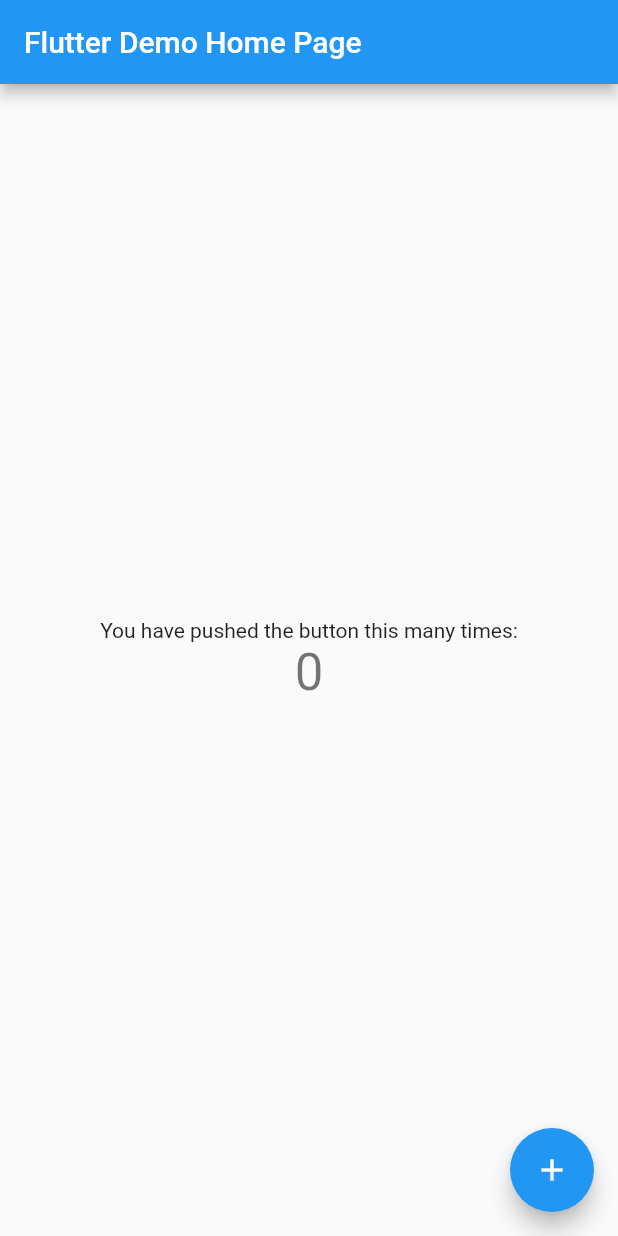
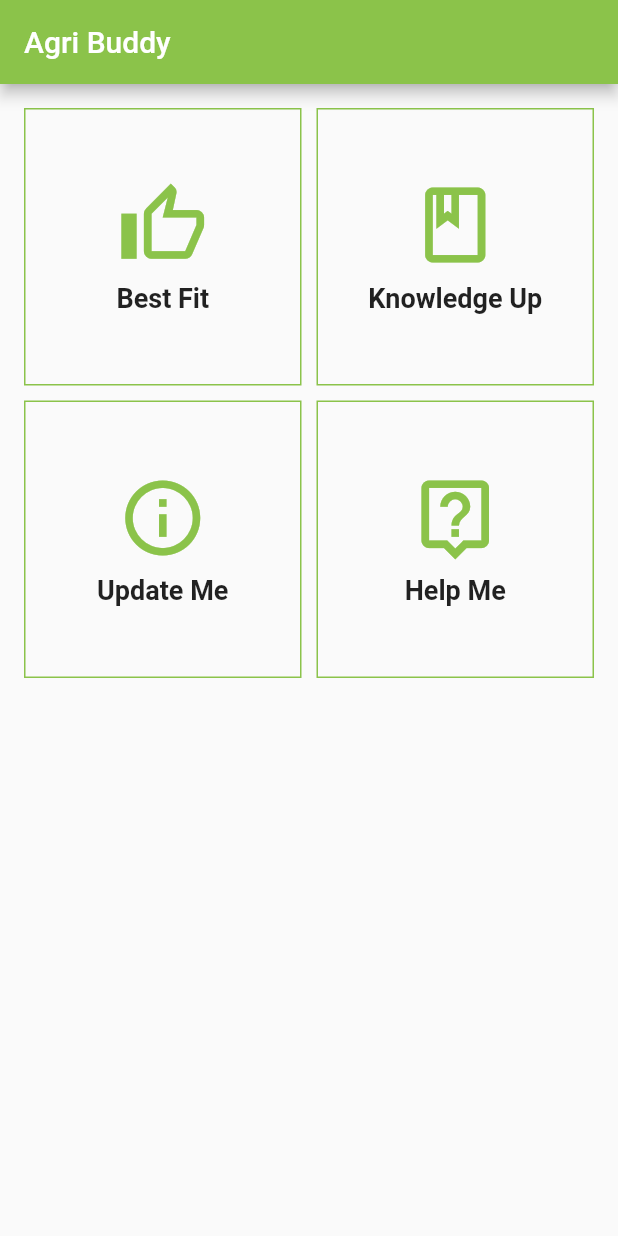
Before and after one commit to manuja/agribuddy, a Flutter app: the screen it shows after launch, on a phone screen of 412 x 824 dp. Run offline on Flutter 3.47's test engine with Material 2 defaults, Android fonts, the phone set to English and light mode, and no system bars.

Commit message:
DashboardUI20220830

```diff
--- /dev/null
+++ b/agrib/lib/common/dashboard.dart
@@ -0,0 +1,147 @@
+import 'package:flutter/material.dart';
+import 'package:agrib/updateme/updatelist.dart';
+
+class MyGridScreen extends StatefulWidget {
+  MyGridScreen({Key key}) : super(key: key);
+
+  @override
+  _MyGridScreenState createState() => _MyGridScreenState();
+}
+
+class _MyGridScreenState extends State<MyGridScreen> {
+  @override
+  Widget build(BuildContext context) {
+    return Scaffold(
+      appBar: AppBar(
+        title: Text("Agri Buddy"),
+        backgroundColor: Colors.lightGreen,
+      ),
+      body: Center(
+          child: GridView.extent(
+            primary: false,
+            padding: const EdgeInsets.all(16),
+            crossAxisSpacing: 10,
+            mainAxisSpacing: 10,
+            maxCrossAxisExtent: 200.0,
+            children: <Widget>[
+              InkWell(
+                onTap: () {Navigator.push(context,
+                    new MaterialPageRoute(builder: (context) => new AlertList()));}, // Handle your callback
+                child: Container(
+                  padding: const EdgeInsets.all(8),
+                    decoration: BoxDecoration(
+                        border: Border.all(color: Colors.lightGreen)
+                    ),
+                    child: Column(
+                      mainAxisSize: MainAxisSize.min,
+                      mainAxisAlignment: MainAxisAlignment.center,
+                      children: <Widget>[
+                        Icon(Icons.thumb_up_outlined,size: 60,color: Colors.lightGreen),
+                        SizedBox(height: 8),
+                        Center(
+                          child: Text(
+                            'Best Fit',
+                            style: TextStyle(
+                              fontSize: 18.0,
+                              fontWeight: FontWeight.bold,
+                              //color: Color(0xFF9EC33B),
+                            ),
+                          ),
+                        ),
+                      ],
+                    )
+                  //color: Colors.yellow,
+                ),
+              ),
+              InkWell(
+
+                onTap: () {}, // Handle your callback
+                child: Container(
+                  padding: const EdgeInsets.all(8),
+                    decoration: BoxDecoration(
+                        border: Border.all(color: Colors.lightGreen)
+                    ),
+                  child: Column(
+                    mainAxisSize: MainAxisSize.min,
+                    mainAxisAlignment: MainAxisAlignment.center,
+                    children: <Widget>[
+                      Icon(Icons.book_outlined,size: 60,color: Colors.lightGreen),
+                      SizedBox(height: 8),
+                      Center(
+                        child: Text(
+                          'Knowledge Up',
+                          style: TextStyle(
+                            fontSize: 18.0,
+                            fontWeight: FontWeight.bold,
+                            //color: Color(0xFF9EC33B),
+                          ),
+                        ),
+                      ),
+                    ],
+                  )
+                  //color: Colors.blue,
+                ),
+              ),
+              InkWell(
+                onTap: () {}, // Handle your callback
+                child: Container(
+                  padding: const EdgeInsets.all(8),
+                    decoration: BoxDecoration(
+                        border: Border.all(color: Colors.lightGreen)
+                    ),
+                    child: Column(
+                      mainAxisSize: MainAxisSize.min,
+                      mainAxisAlignment: MainAxisAlignment.center,
+                      children: <Widget>[
+                        Icon(Icons.info_outline,size: 60,color: Colors.lightGreen),
+                        SizedBox(height: 8),
+                        Center(
+                          child: Text(
+                            'Update Me',
+                            style: TextStyle(
+                              fontSize: 18.0,
+                              fontWeight: FontWeight.bold,
+                              //color: Color(0xFF9EC33B),
+                            ),
+                          ),
+                        ),
+                      ],
+                    )
+                  //color: Colors.blue,
+
+                ),
+              ),
+              InkWell(
+                onTap: () {}, // Handle your callback
+                child: Container(
+                  padding: const EdgeInsets.all(8),
+                    decoration: BoxDecoration(
+                        border: Border.all(color: Colors.lightGreen)
+                    ),
+                  child: Column(
+                    mainAxisSize: MainAxisSize.min,
+                    mainAxisAlignment: MainAxisAlignment.center,
+                    children: <Widget>[
+                      Icon(Icons.live_help_outlined,size: 60,color: Colors.lightGreen),
+                      SizedBox(height: 8),
+                      Center(
+                        child: Text(
+                          'Help Me',
+                          style: TextStyle(
+                            fontSize: 18.0,
+                            fontWeight: FontWeight.bold,
+                            //color: Color(0xFF9EC33B),
+                          ),
+                        ),
+                      ),
+                    ],
+                  )
+                 // color: Colors.yellow,
+                ),
+              ),
+
+            ],
+          )),
+    );
+  }
+}
--- a/agrib/lib/main.dart
+++ b/agrib/lib/main.dart
@@ -1,113 +1,22 @@
 import 'package:flutter/material.dart';
+import 'common/dashboard.dart';
 
 void main() {
-  runApp(MyApp());
+  runApp(AgribApp());
 }
 
-class MyApp extends StatelessWidget {
-  // This widget is the root of your application.
+class AgribApp extends StatelessWidget {
+
   @override
   Widget build(BuildContext context) {
+
     return MaterialApp(
-      title: 'Flutter Demo',
+      title: 'Agri Buddy',
+      debugShowCheckedModeBanner: false,
       theme: ThemeData(
-        // This is the theme of your application.
-        //
-        // Try running your application with "flutter run". You'll see the
-        // application has a blue toolbar. Then, without quitting the app, try
-        // changing the primarySwatch below to Colors.green and then invoke
-        // "hot reload" (press "r" in the console where you ran "flutter run",
-        // or simply save your changes to "hot reload" in a Flutter IDE).
-        // Notice that the counter didn't reset back to zero; the application
-        // is not restarted.
-        primarySwatch: Colors.blue,
+          primarySwatch: Colors.blue
       ),
-      home: MyHomePage(title: 'Flutter Demo Home Page'),
+      home: MyGridScreen(),
     );
   }
 }
-
-class MyHomePage extends StatefulWidget {
-  MyHomePage({Key key, this.title}) : super(key: key);
-
-  // This widget is the home page of your application. It is stateful, meaning
-  // that it has a State object (defined below) that contains fields that affect
-  // how it looks.
-
-  // This class is the configuration for the state. It holds the values (in this
-  // case the title) provided by the parent (in this case the App widget) and
-  // used by the build method of the State. Fields in a Widget subclass are
-  // always marked "final".
-
-  final String title;
-
-  @override
-  _MyHomePageState createState() => _MyHomePageState();
-}
-
-class _MyHomePageState extends State<MyHomePage> {
-  int _counter = 0;
-
-  void _incrementCounter() {
-    setState(() {
-      // This call to setState tells the Flutter framework that something has
-      // changed in this State, which causes it to rerun the build method below
-      // so that the display can reflect the updated values. If we changed
-      // _counter without calling setState(), then the build method would not be
-      // called again, and so nothing would appear to happen.
-      _counter++;
-    });
-  }
-
-  @override
-  Widget build(BuildContext context) {
-    // This method is rerun every time setState is called, for instance as done
-    // by the _incrementCounter method above.
-    //
-    // The Flutter framework has been optimized to make rerunning build methods
-    // fast, so that you can just rebuild anything that needs updating rather
-    // than having to individually change instances of widgets.
-    return Scaffold(
-      appBar: AppBar(
-        // Here we take the value from the MyHomePage object that was created by
-        // the App.build method, and use it to set our appbar title.
-        title: Text(widget.title),
-      ),
-      body: Center(
-        // Center is a layout widget. It takes a single child and positions it
-        // in the middle of the parent.
-        child: Column(
-          // Column is also a layout widget. It takes a list of children and
-          // arranges them vertically. By default, it sizes itself to fit its
-          // children horizontally, and tries to be as tall as its parent.
-          //
-          // Invoke "debug painting" (press "p" in the console, choose the
-          // "Toggle Debug Paint" action from the Flutter Inspector in Android
-          // Studio, or the "Toggle Debug Paint" command in Visual Studio Code)
-          // to see the wireframe for each widget.
-          //
-          // Column has various properties to control how it sizes itself and
-          // how it positions its children. Here we use mainAxisAlignment to
-          // center the children vertically; the main axis here is the vertical
-          // axis because Columns are vertical (the cross axis would be
-          // horizontal).
-          mainAxisAlignment: MainAxisAlignment.center,
-          children: <Widget>[
-            Text(
-              'You have pushed the button this many times:',
-            ),
-            Text(
-              '$_counter',
-              style: Theme.of(context).textTheme.headline4,
-            ),
-          ],
-        ),
-      ),
-      floatingActionButton: FloatingActionButton(
-        onPressed: _incrementCounter,
-        tooltip: 'Increment',
-        child: Icon(Icons.add),
-      ), // This trailing comma makes auto-formatting nicer for build methods.
-    );
-  }
-}
```
Also changed, not shown: agrib/lib/updateme/updatelist.dart (added, +230 -0 lines), 1 other file.
